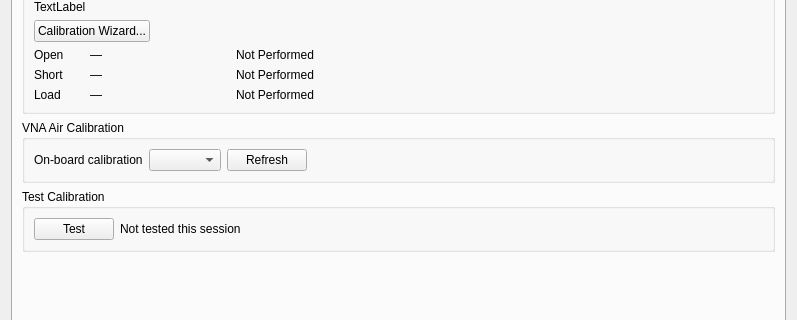
K4HEZ/AntScopeZ, file desktop/settings.ui: the form before one commit; both pictures show x 0 to 797 and y 150 to 470 of the 797 by 610 pixel window.
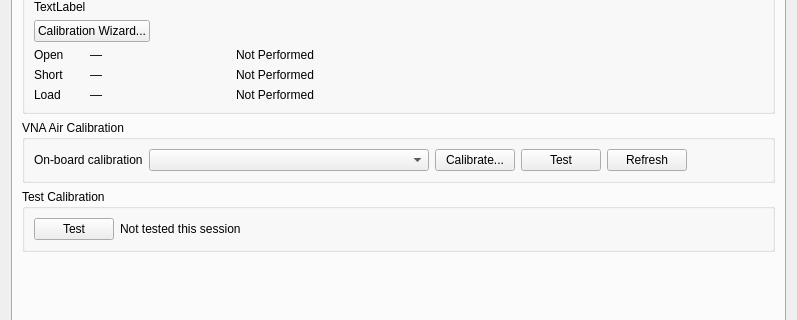
The form after the commit. The open tabs and pages were chosen to show the change. Custom widgets are drawn as their Qt base class.

```diff
--- a/desktop/settings.ui
+++ b/desktop/settings.ui
@@ -1287,7 +1287,39 @@
                  connected. Slot count is backend/firmware dependent (8 for
                  the bridge's own "vnaair" engine, firmware table dependent
                  for "device", per research/calibration redesign notes),
-                 never a fixed list here. -->
+                 never a fixed list here. sizeAdjustPolicy/minimumSize below
+                 so a real slot label ("Slot 1 - 1-480 MHz - 101 pts - From
+                 NanoVNA") isn't clipped; default QComboBox sizing only
+                 looks at design-time contents, which is empty here. -->
+            <property name="sizeAdjustPolicy">
+             <enum>QComboBox::AdjustToContents</enum>
+            </property>
+            <property name="minimumSize">
+             <size>
+              <width>280</width>
+              <height>0</height>
+             </size>
+            </property>
+           </widget>
+          </item>
+          <item>
+           <widget class="QPushButton" name="vnaAirCalibrateBtn">
+            <property name="toolTip">
+             <string>Run a fresh Open/Short/Load calibration and save it into the slot selected above (or slot 0, if "No calibration" is selected). The bridge/analyzer does the measuring and math itself -- same as running its own on-device/app calibration flow.</string>
+            </property>
+            <property name="text">
+             <string>Calibrate...</string>
+            </property>
+           </widget>
+          </item>
+          <item>
+           <widget class="QPushButton" name="vnaAirCalibTestBtn">
+            <property name="toolTip">
+             <string>Same as the Test Calibration group below -- measure a connected 50 ohm/Z0 load against whichever slot is selected above and plot the per-point error. Nothing is saved.</string>
+            </property>
+            <property name="text">
+             <string>Test</string>
+            </property>
            </widget>
           </item>
           <item>
```
